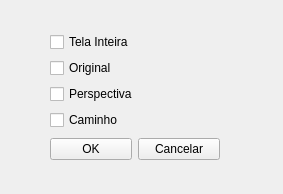
Leoguedesm1/rattrack, file QT/dialogsave.ui: the form before one commit.
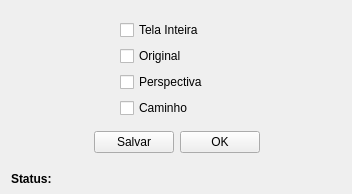
The form after the commit.

What changed in the file:
```diff
--- a/QT/dialogsave.ui
+++ b/QT/dialogsave.ui
@@ -6,24 +6,61 @@
    <rect>
     <x>0</x>
     <y>0</y>
-    <width>283</width>
+    <width>352</width>
     <height>194</height>
    </rect>
   </property>
   <property name="windowTitle">
    <string>Salvar</string>
   </property>
+  <widget class="QLabel" name="label">
+   <property name="geometry">
+    <rect>
+     <x>11</x>
+     <y>171</y>
+     <width>49</width>
+     <height>16</height>
+    </rect>
+   </property>
+   <property name="text">
+    <string>&lt;html&gt;&lt;head/&gt;&lt;body&gt;&lt;p&gt;&lt;span style=&quot; font-weight:600;&quot;&gt;Status:&lt;/span&gt;&lt;/p&gt;&lt;/body&gt;&lt;/html&gt;</string>
+   </property>
+  </widget>
+  <widget class="QLabel" name="lbStatus">
+   <property name="geometry">
+    <rect>
+     <x>71</x>
+     <y>171</y>
+     <width>241</width>
+     <height>16</height>
+    </rect>
+   </property>
+   <property name="text">
+    <string/>
+   </property>
+  </widget>
+  <widget class="QPushButton" name="btSalvar">
+   <property name="geometry">
+    <rect>
+     <x>94</x>
+     <y>131</y>
+     <width>80</width>
+     <height>22</height>
+    </rect>
+   </property>
+   <property name="text">
+    <string>Salvar</string>
+   </property>
+  </widget>
   <widget class="QWidget" name="">
    <property name="geometry">
     <rect>
-     <x>50</x>
-     <y>30</y>
-     <width>170</width>
-     <height>132</height>
+     <x>120</x>
+     <y>20</y>
+     <width>111</width>
+     <height>100</height>
     </rect>
    </property>
-   <layout class="QVBoxLayout" name="verticalLayout_2">
-    <item>
      <layout class="QVBoxLayout" name="verticalLayout">
       <item>
        <widget class="QCheckBox" name="cbTela">
@@ -54,26 +91,19 @@
        </widget>
       </item>
      </layout>
-    </item>
-    <item>
-     <layout class="QHBoxLayout" name="horizontalLayout">
-      <item>
+  </widget>
        <widget class="QPushButton" name="btOK">
+   <property name="geometry">
+    <rect>
+     <x>180</x>
+     <y>131</y>
+     <width>80</width>
+     <height>22</height>
+    </rect>
+   </property>
         <property name="text">
          <string>OK</string>
         </property>
-       </widget>
-      </item>
-      <item>
-       <widget class="QPushButton" name="btCancel">
-        <property name="text">
-         <string>Cancelar</string>
-        </property>
-       </widget>
-      </item>
-     </layout>
-    </item>
-   </layout>
   </widget>
  </widget>
  <resources/>
```
Lines whose indentation alone changed are shown as unchanged.
